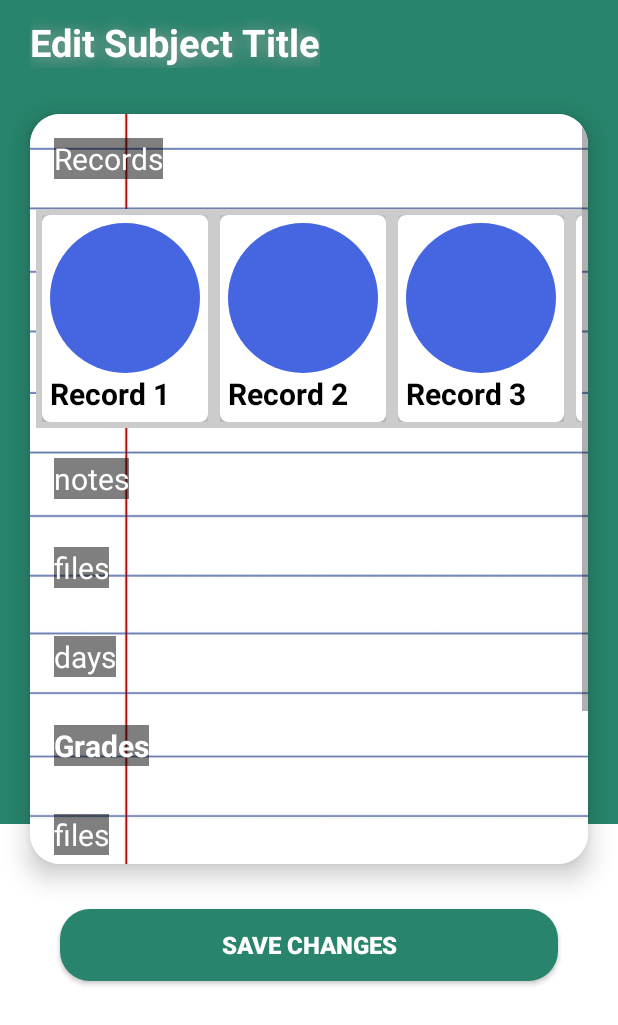
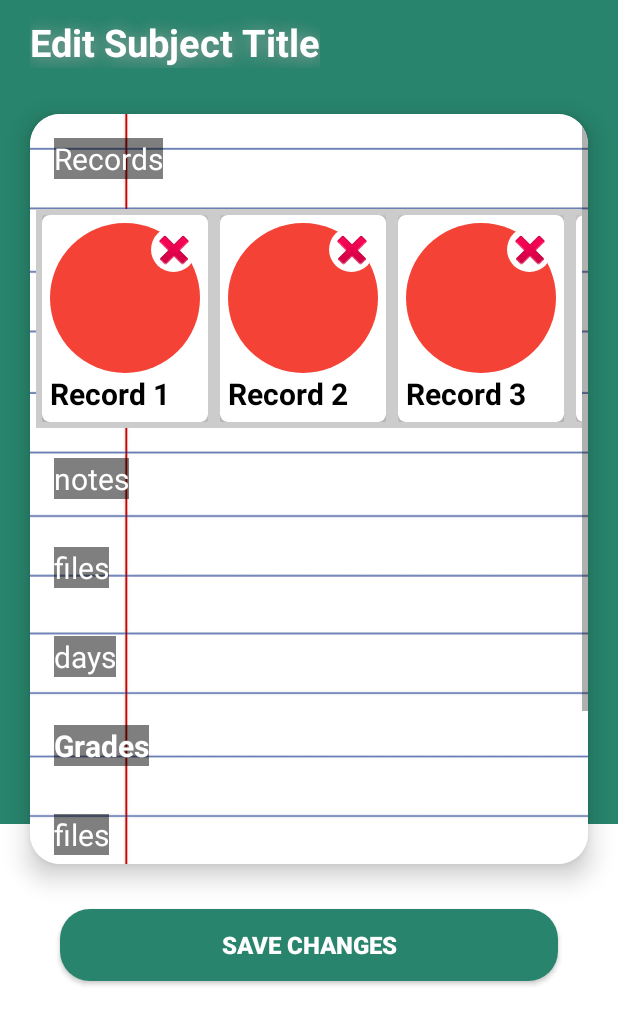
Before and after one commit to Subject-Planner/Subject-Planner-App, an Android app: the EditSubjectActivity screen opened directly, with no data from a screen before it, on a phone screen of 412 x 824 dp. Shown: the top 1025 px of the screen. Run offline under Robolectric (Android 15) with nearby library versions, the phone set to English and light mode, and no system bars.

Commit message:
SP-22 Able to delete record

```diff
--- a/app/src/main/java/com/demo/subjectplanner/activity/EditSubjectActivity.java
+++ b/app/src/main/java/com/demo/subjectplanner/activity/EditSubjectActivity.java
@@ -9,6 +9,7 @@ import androidx.recyclerview.widget.LinearLayoutManager;
 import androidx.recyclerview.widget.RecyclerView;
 
 import com.demo.subjectplanner.R;
+import com.demo.subjectplanner.activity.adapter.EditRecordsRecyclerViewAdapter;
 import com.demo.subjectplanner.activity.adapter.RecordsRecyclerViewAdapter;
 
 import java.util.ArrayList;
@@ -33,7 +34,7 @@ public class EditSubjectActivity extends AppCompatActivity {
 
         RecyclerView recordsrecyclerView = findViewById(R.id.EditRecordsRecyclerView);
         recordsrecyclerView.setLayoutManager(new LinearLayoutManager(this, LinearLayoutManager.HORIZONTAL, false));
-        RecordsRecyclerViewAdapter recordsRecyclerViewAdapter = new RecordsRecyclerViewAdapter(recordList, this);
+        EditRecordsRecyclerViewAdapter recordsRecyclerViewAdapter = new EditRecordsRecyclerViewAdapter(recordList, this);
         recordsrecyclerView.setAdapter(recordsRecyclerViewAdapter);
 
 
--- /dev/null
+++ b/app/src/main/java/com/demo/subjectplanner/activity/adapter/EditRecordsRecyclerViewAdapter.java
@@ -0,0 +1,101 @@
+package com.demo.subjectplanner.activity.adapter;
+
+import android.content.Context;
+import android.content.DialogInterface;
+import android.content.Intent;
+import android.net.Uri;
+import android.view.LayoutInflater;
+import android.view.View;
+import android.view.ViewGroup;
+import android.widget.ImageButton;
+import android.widget.TextView;
+import android.widget.Toast;
+
+import androidx.annotation.NonNull;
+import androidx.appcompat.app.AlertDialog;
+import androidx.cardview.widget.CardView;
+import androidx.recyclerview.widget.RecyclerView;
+
+import com.demo.subjectplanner.R;
+
+import java.util.List;
+
+public class EditRecordsRecyclerViewAdapter extends RecyclerView.Adapter<EditRecordsRecyclerViewAdapter.ViewHolder> {
+
+    private List<String> recordsList;
+    private Context context;
+
+    public EditRecordsRecyclerViewAdapter(List<String> recordsList, Context context) {
+        this.recordsList = recordsList;
+        this.context = context;
+    }
+
+    @NonNull
+    @Override
+    public ViewHolder onCreateViewHolder(@NonNull ViewGroup parent, int viewType) {
+        View view = LayoutInflater.from(context).inflate(R.layout.editsubjectrecord_view, parent, false);
+        return new ViewHolder(view);
+    }
+
+    @Override
+    public void onBindViewHolder(@NonNull ViewHolder holder, int position) {
+        String recordTitle = recordsList.get(position);
+
+        // Static image
+        holder.textViewTitle.setText(recordTitle);
+
+        // Set click listener for the card
+        holder.cardView.setOnClickListener(v -> Toast.makeText(context, recordTitle, Toast.LENGTH_LONG).show());
+    }
+
+    @Override
+    public int getItemCount() {
+        return recordsList.size();
+    }
+
+    public class ViewHolder extends RecyclerView.ViewHolder {
+
+        TextView textViewTitle;
+        CardView cardView;
+        ImageButton deleteButton;
+
+        public ViewHolder(@NonNull View itemView) {
+            super(itemView);
+
+            textViewTitle = itemView.findViewById(R.id.recordTitleTextView);
+            cardView = itemView.findViewById(R.id.editRecordsCard);
+            deleteButton = itemView.findViewById(R.id.deleteRecordButton);
+
+            // Set click listener for the delete button
+            deleteButton.setOnClickListener(v -> showDeleteWarningDialog());
+        }
+
+        private void showDeleteWarningDialog() {
+            AlertDialog.Builder builder = new AlertDialog.Builder(context);
+            builder.setTitle("Delete Record");
+            builder.setMessage("Are you sure you want to delete this record?");
+            builder.setPositiveButton("Delete", (dialog, which) -> {
+                int position = getAdapterPosition();
+                if (position != RecyclerView.NO_POSITION) {
+                    recordsList.remove(position);
+                    notifyItemRemoved(position);
+                }
+                dialog.dismiss();
+            });
+            builder.setNegativeButton("Cancel", new DialogInterface.OnClickListener() {
+                @Override
+                public void onClick(DialogInterface dialog, int which) {
+                    dialog.dismiss();
+                }
+            });
+
+            AlertDialog alertDialog = builder.create();
+            alertDialog.show();
+        }
+    }
+    private void openLink(String link) {
+        // Open the link in a web browser
+        Intent intent = new Intent(Intent.ACTION_VIEW, Uri.parse(link));
+        context.startActivity(intent);
+    }
+}
--- a/app/src/main/res/drawable/red_circle.xml
+++ b/app/src/main/res/drawable/red_circle.xml
@@ -1,5 +1,5 @@
 <!-- res/drawable/day_with_events_background.xml -->
 <shape xmlns:android="http://schemas.android.com/apk/res/android"
     android:shape="oval">
-    <solid android:color="#4566e0" /> <!-- Red color -->
+    <solid android:color="#F44336" /> <!-- Red color -->
 </shape>
--- /dev/null
+++ b/app/src/main/res/layout/editsubjectrecord_view.xml
@@ -0,0 +1,58 @@
+<?xml version="1.0" encoding="utf-8"?>
+<LinearLayout xmlns:android="http://schemas.android.com/apk/res/android"
+    xmlns:tools="http://schemas.android.com/tools"
+    android:layout_width="wrap_content"
+    android:layout_height="wrap_content"
+    xmlns:app="http://schemas.android.com/apk/res-auto"
+    android:background="#ccc"
+    android:padding="4dp"
+    android:orientation="vertical">
+
+
+    <androidx.cardview.widget.CardView
+        android:id="@+id/editRecordsCard"
+        android:layout_width="wrap_content"
+        android:layout_height="wrap_content"
+        app:cardCornerRadius="5dp"
+        app:cardElevation="5dp">
+        <LinearLayout
+            android:layout_width="wrap_content"
+            android:layout_height="match_parent"
+            android:orientation="vertical"
+            android:padding="5dp"
+            android:layout_gravity="center">
+            <ImageView
+                android:id="@+id/recordImageView"
+                android:layout_width="100dp"
+                android:layout_height="100dp"
+                android:layout_gravity="center"
+                android:src="@drawable/red_circle"
+                android:contentDescription="TODO" />
+
+            <TextView
+                android:id="@+id/recordTitleTextView"
+                android:layout_width="wrap_content"
+                android:layout_height="wrap_content"
+                android:text="Record Title"
+                android:textColor="@android:color/black"
+
+                android:textSize="20sp"
+                android:textStyle="bold"/>
+        </LinearLayout>
+
+        <ImageButton
+            android:id="@+id/deleteRecordButton"
+            android:layout_width="30sp"
+            android:layout_height="30sp"
+            android:layout_gravity="top|end"
+            android:layout_marginTop="8dp"
+            android:layout_marginEnd="8dp"
+            android:background="@drawable/white_background"
+            app:srcCompat="@android:drawable/ic_delete"
+            tools:ignore="TouchTargetSizeCheck,SpeakableTextPresentCheck" />
+
+    </androidx.cardview.widget.CardView>
+
+
+
+</LinearLayout>
```
